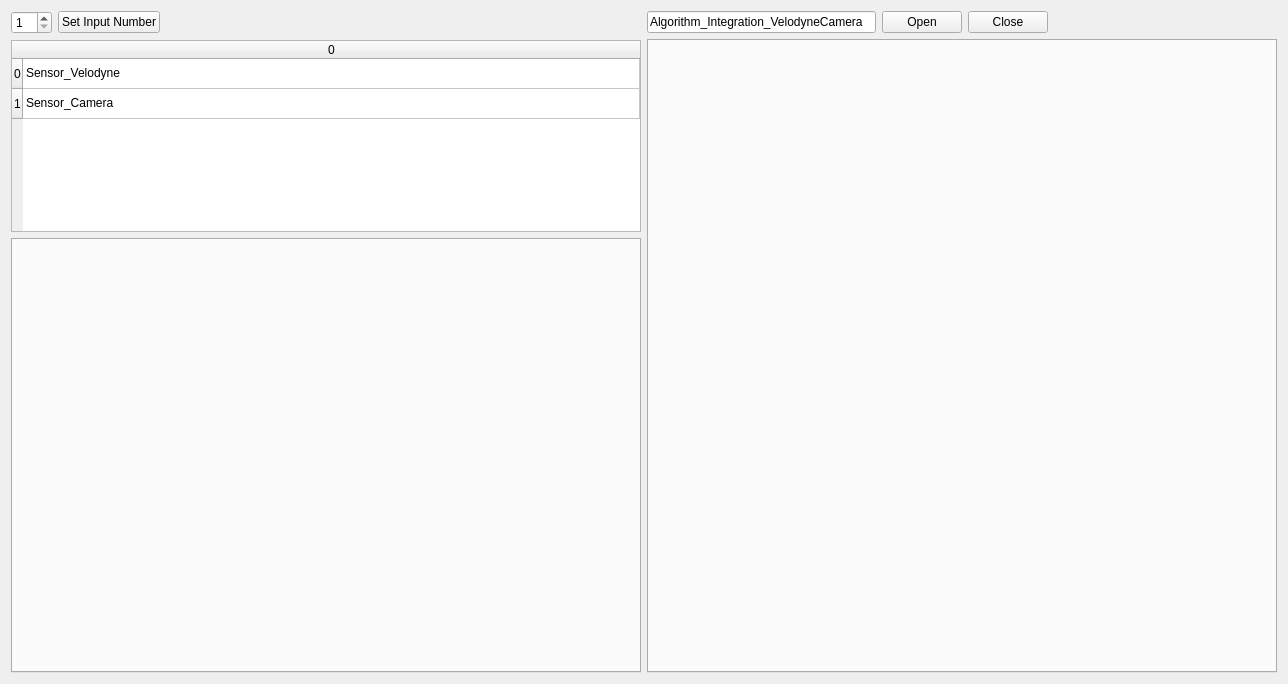
Qt form COI_ROS/Integration_Viewer/mainwindow.ui (RobotSDK/APP) before a commit.
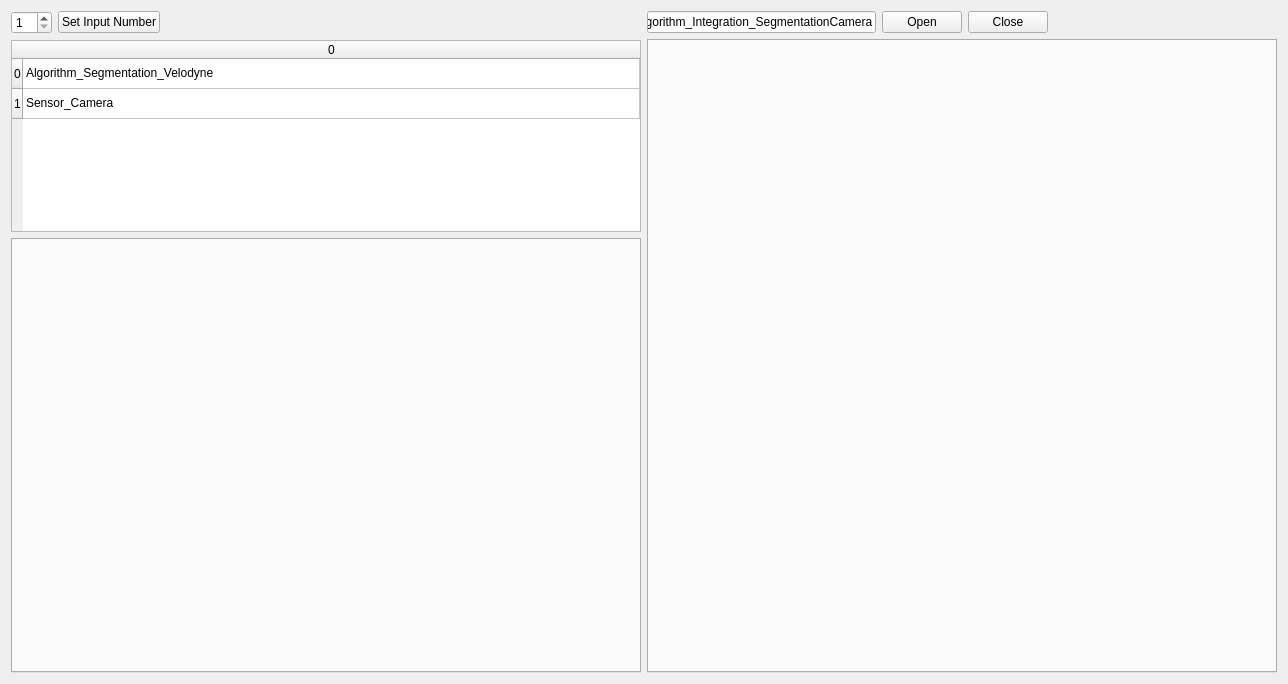
The same form after that commit.

Diff of the .ui file:
```diff
--- a/COI_ROS/Integration_Viewer/mainwindow.ui
+++ b/COI_ROS/Integration_Viewer/mainwindow.ui
@@ -70,7 +70,7 @@
         </column>
         <item row="0" column="0">
          <property name="text">
-          <string>Sensor_Velodyne</string>
+          <string>Algorithm_Segmentation_Velodyne</string>
          </property>
         </item>
         <item row="1" column="0">
@@ -99,7 +99,7 @@
         <item>
          <widget class="QLineEdit" name="nodeclass">
           <property name="text">
-           <string>Algorithm_Integration_VelodyneCamera</string>
+           <string>Algorithm_Integration_SegmentationCamera</string>
           </property>
          </widget>
         </item>
```
